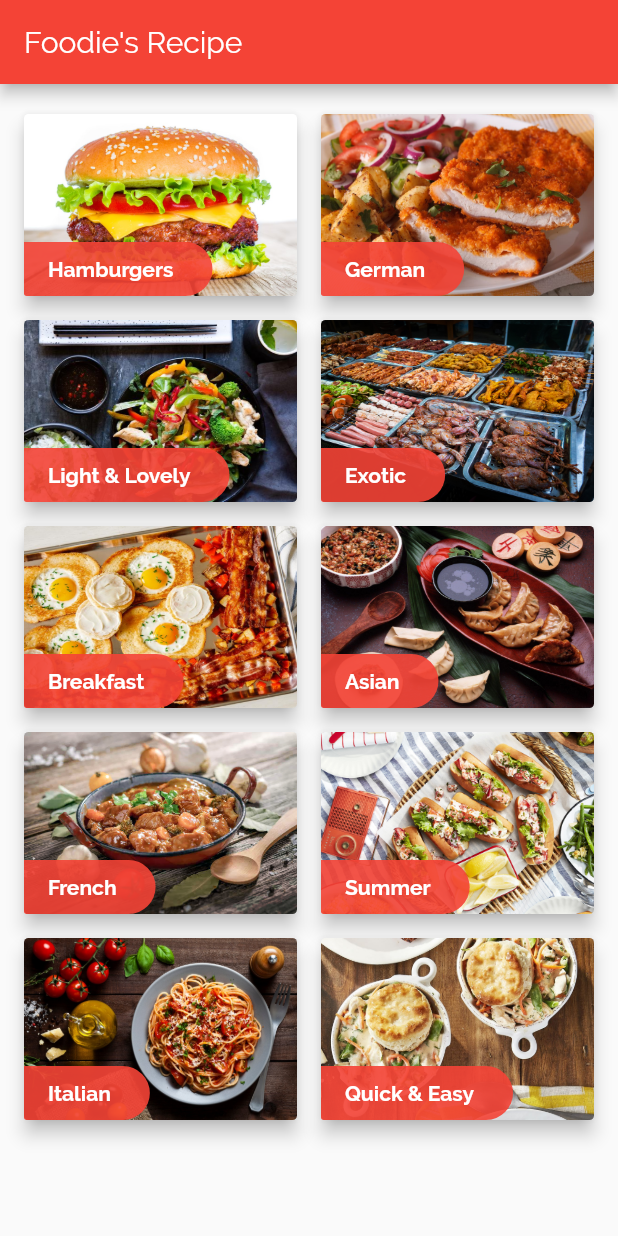
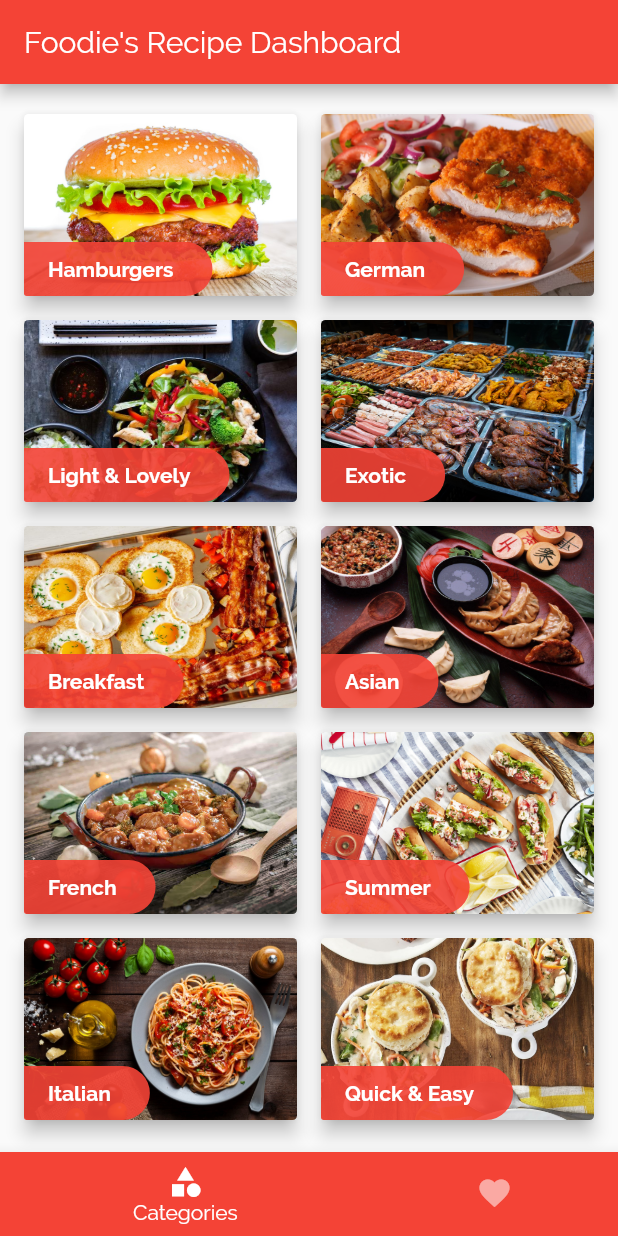
Before and after one commit to bibishan-pandey/foodie_recipe, a Flutter app: the screen it shows after launch, on a phone screen of 412 x 824 dp. Run offline on Flutter 3.47's test engine with Material 2 defaults, Android fonts, the phone set to English and light mode, and no system bars.

```diff
--- a/lib/main.dart
+++ b/lib/main.dart
@@ -1,8 +1,8 @@
 import 'package:flutter/material.dart';
-import 'package:foodie_app/screens/categories.dart';
 import 'package:foodie_app/screens/category_detail.dart';
 import 'package:foodie_app/screens/error.dart';
 import 'package:foodie_app/screens/recipe_detail.dart';
+import 'package:foodie_app/screens/tabs.dart';
 
 void main() {
   runApp(App());
@@ -29,6 +29,8 @@ class App extends StatelessWidget {
       theme: ThemeData(
         primarySwatch: Colors.red,
         accentColor: Colors.amber,
+        // primarySwatch: Colors.blue,
+        // accentColor: Colors.blueGrey,
         visualDensity: VisualDensity.adaptivePlatformDensity,
         // canvasColor: Color.fromRGBO(189, 189, 189, 1),
         fontFamily: 'Raleway',
@@ -43,7 +45,7 @@ class App extends StatelessWidget {
               ),
             ),
       ),
-      home: CategoriesScreen(),
+      home: TabsScreen(),
       routes: {
         CategoryDetailScreen.routeName: (_) => CategoryDetailScreen(),
         RecipeDetailScreen.routeName: (_) => RecipeDetailScreen(),
--- a/lib/screens/categories.dart
+++ b/lib/screens/categories.dart
@@ -7,12 +7,7 @@ class CategoriesScreen extends StatelessWidget {
 
   @override
   Widget build(BuildContext context) {
-    return Scaffold(
-      appBar: AppBar(
-        title: Text(title),
-        centerTitle: false,
-      ),
-      body: Container(
+    return Container(
       child: GridView(
         padding: const EdgeInsets.only(
           top: 20,
@@ -37,7 +32,6 @@ class CategoriesScreen extends StatelessWidget {
           }).toList(),
         ],
       ),
-      ),
     );
   }
 }
--- /dev/null
+++ b/lib/screens/favorites.dart
@@ -0,0 +1,10 @@
+import 'package:flutter/material.dart';
+
+class FavoritesScreen extends StatelessWidget {
+  @override
+  Widget build(BuildContext context) {
+    return Center(
+      child: Text('Favorites'),
+    );
+  }
+}
--- /dev/null
+++ b/lib/screens/tabs.dart
@@ -0,0 +1,59 @@
+import 'package:flutter/material.dart';
+import 'package:foodie_app/screens/categories.dart';
+import 'package:foodie_app/screens/favorites.dart';
+
+class TabsScreen extends StatefulWidget {
+  @override
+  _TabsScreenState createState() => _TabsScreenState();
+}
+
+class _TabsScreenState extends State<TabsScreen> {
+  final List<Map<String, Object>> _screens = [
+    {
+      'screen': CategoriesScreen(),
+      'title': "Foodie's Recipe Dashboard",
+    },
+    {
+      'screen': FavoritesScreen(),
+      'title': "Foodie's Recipe Favorites",
+    },
+  ];
+
+  int _selectedScreenIndex = 0;
+
+  void _selectScreen(int index) {
+    setState(() {
+      _selectedScreenIndex = index;
+    });
+  }
+
+  @override
+  Widget build(BuildContext context) {
+    return Scaffold(
+      appBar: AppBar(
+        title: Text(_screens[_selectedScreenIndex]['title']),
+      ),
+      body: _screens[_selectedScreenIndex]['screen'],
+      bottomNavigationBar: BottomNavigationBar(
+        onTap: _selectScreen,
+        backgroundColor: Theme.of(context).primaryColor,
+        unselectedItemColor: Colors.white54,
+        selectedItemColor: Colors.white,
+        currentIndex: _selectedScreenIndex,
+        type: BottomNavigationBarType.shifting,
+        items: [
+          BottomNavigationBarItem(
+            icon: Icon(Icons.category),
+            label: "Categories",
+            backgroundColor: Theme.of(context).primaryColor,
+          ),
+          BottomNavigationBarItem(
+            icon: Icon(Icons.favorite),
+            label: "Favorites",
+            backgroundColor: Theme.of(context).primaryColor,
+          ),
+        ],
+      ),
+    );
+  }
+}
```
Lines whose indentation alone changed are shown as unchanged.
